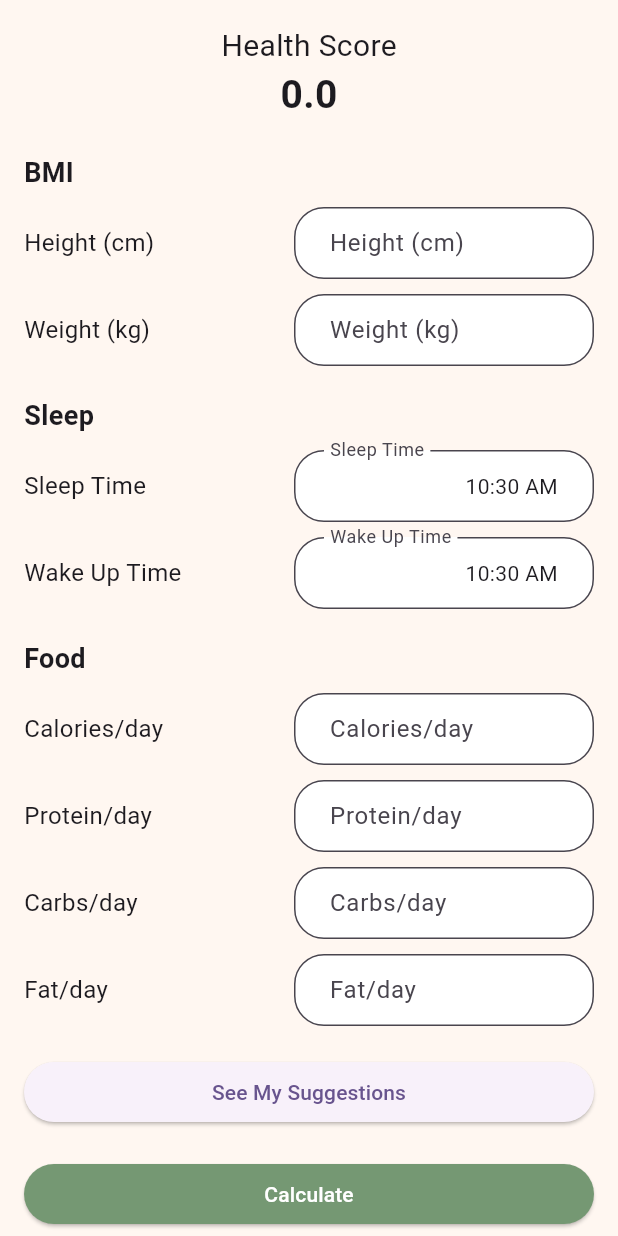
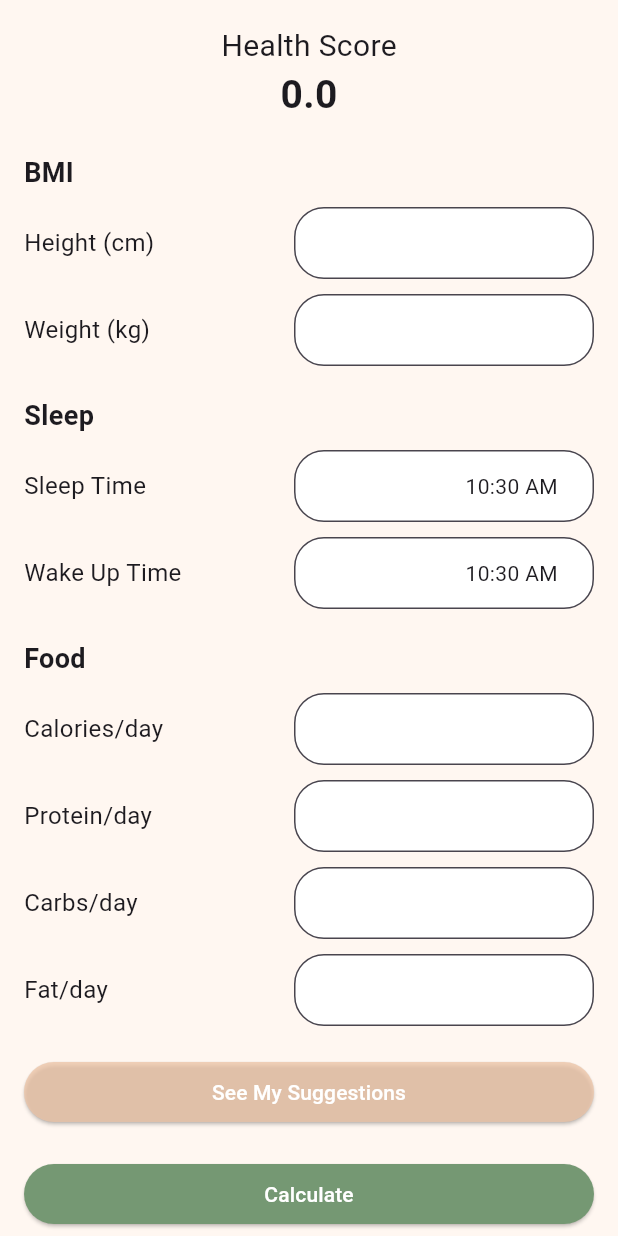
Before and after one commit to tnptnw/Rule-Fit, a Flutter app: the HomePage screen opened directly with empty values, on a phone screen of 412 x 824 dp. Run offline on Flutter 3.47's test engine with Material 3 defaults, Android fonts, the light colour scheme and no system bars; our stand-ins replace shared_preferences; accounts and stored records are empty.

Commit message:
edit textfield in home page

```diff
--- a/Frontend/rule_fit/lib/pages/home.dart
+++ b/Frontend/rule_fit/lib/pages/home.dart
@@ -166,7 +166,7 @@ class _HomePageState extends State<HomePage> {
                     width: 200,
                     child: TextFormField(
                       controller: _heightController,
-                      decoration: _buildInputDecoration('Height (cm)'),
+                      decoration: _buildInputDecoration(''),
                       keyboardType: TextInputType.number,
                       textAlign: TextAlign.end,
                       style: const TextStyle(fontSize: 14.0),
@@ -187,7 +187,7 @@ class _HomePageState extends State<HomePage> {
                     width: 200,
                     child: TextFormField(
                       controller: _weightController,
-                      decoration: _buildInputDecoration('Weight (kg)'),
+                      decoration: _buildInputDecoration(''),
                       keyboardType: TextInputType.number,
                       textAlign: TextAlign.end,
                       style: const TextStyle(fontSize: 14.0),
@@ -225,7 +225,7 @@ class _HomePageState extends State<HomePage> {
                         }
                       },
                       child: InputDecorator(
-                        decoration: _buildInputDecoration('Sleep Time'),
+                        decoration: _buildInputDecoration(''),
                         child: Text(
                           _sleepTime.format(context),
                           textAlign: TextAlign.end,
@@ -260,7 +260,7 @@ class _HomePageState extends State<HomePage> {
                         }
                       },
                       child: InputDecorator(
-                        decoration: _buildInputDecoration('Wake Up Time'),
+                        decoration: _buildInputDecoration(''),
                         child: Text(
                           _wakeUpTime.format(context),
                           textAlign: TextAlign.end,
@@ -290,7 +290,7 @@ class _HomePageState extends State<HomePage> {
                     width: 200,
                     child: TextFormField(
                       controller: _caloriesController,
-                      decoration: _buildInputDecoration('Calories/day'),
+                      decoration: _buildInputDecoration(''),
                       keyboardType: TextInputType.number,
                       textAlign: TextAlign.end,
                       style: const TextStyle(fontSize: 14.0),
@@ -311,7 +311,7 @@ class _HomePageState extends State<HomePage> {
                     width: 200,
                     child: TextFormField(
                       controller: _proteinController,
-                      decoration: _buildInputDecoration('Protein/day'),
+                      decoration: _buildInputDecoration(''),
                       keyboardType: TextInputType.number,
                       textAlign: TextAlign.end,
                       style: const TextStyle(fontSize: 14.0),
@@ -332,7 +332,7 @@ class _HomePageState extends State<HomePage> {
                     width: 200,
                     child: TextFormField(
                       controller: _carbsController,
-                      decoration: _buildInputDecoration('Carbs/day'),
+                      decoration: _buildInputDecoration(''),
                       keyboardType: TextInputType.number,
                       textAlign: TextAlign.end,
                       style: const TextStyle(fontSize: 14.0),
@@ -353,7 +353,7 @@ class _HomePageState extends State<HomePage> {
                     width: 200,
                     child: TextFormField(
                       controller: _fatController,
-                      decoration: _buildInputDecoration('Fat/day'),
+                      decoration: _buildInputDecoration(''),
                       keyboardType: TextInputType.number,
                       textAlign: TextAlign.end,
                       style: const TextStyle(fontSize: 14.0),
@@ -370,7 +370,11 @@ class _HomePageState extends State<HomePage> {
                     showInputFields = false;
                   });
                 },
-                child: const Text('See My Suggestions'),
+                style: ElevatedButton.styleFrom(
+                  backgroundColor: const Color(0xFFEDC4A6).withOpacity(0.75),
+                ),
+                child: const Text('See My Suggestions',
+                    style: TextStyle(color: Colors.white),),
               ),
             ] else if (showSuggestions) ...[
               // Display suggestions
```
